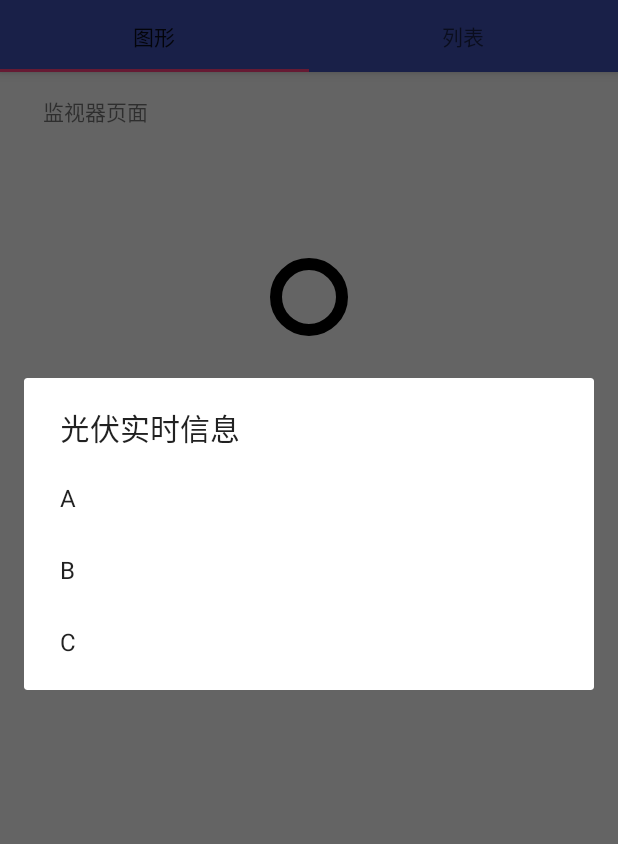
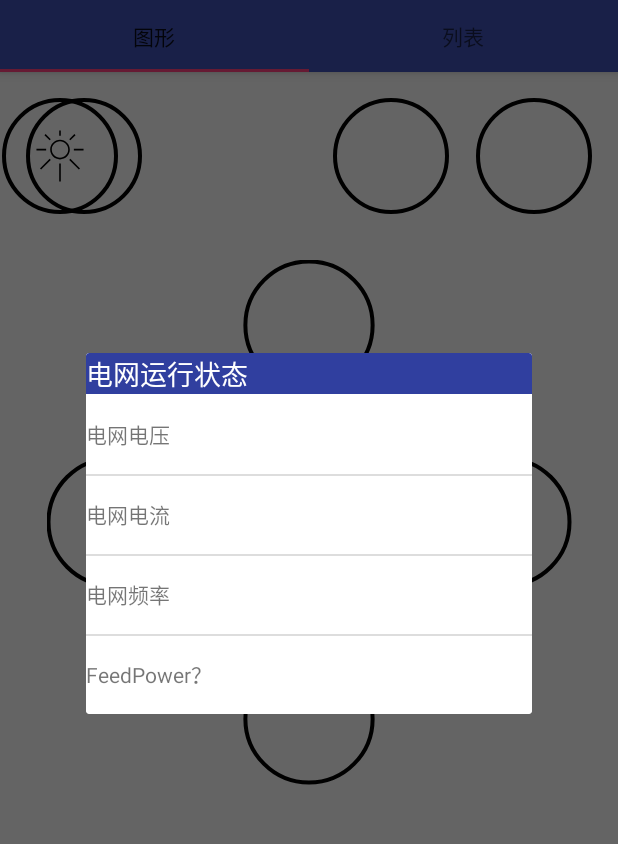
Before and after one commit to 2Beyong/StatusPageDemo, an Android app: the screen it shows after launch (MainActivity), after a tap on an icon or button, on a phone screen of 412 x 824 dp, the part 84-928 px from its top. Run offline under Robolectric (Android 15) with nearby library versions, the phone set to English and light mode, and no system bars; libraries missing offline, so code that uses them is left out: android.support.constraint; 3 statements that could not run were skipped.

```diff
--- a/app/src/main/java/com/hongon/statuspagedemo/DataModel/ResponseID.java
+++ b/app/src/main/java/com/hongon/statuspagedemo/DataModel/ResponseID.java
@@ -5,6 +5,7 @@ import android.util.Log;
 import com.hongon.statuspagedemo.CardBean;
 
 import java.lang.reflect.Array;
+import java.util.Locale;
 
 /**
  * Created by CoCO on 2017/12/27.
@@ -48,7 +49,7 @@ public class ResponseID {
 
         t = new byte[4];
         System.arraycopy(data,47,t,0,4);
-        Nom_pv = new String(t);
+        Nom_pv = String.format(Locale.CHINA,"%c%c%c.%cV",t[0],t[1],t[2],t[3]);
 
         t = new byte[12];
         System.arraycopy(data,51,t,0,12);
@@ -73,8 +74,8 @@ public class ResponseID {
             card.getContent().add(x);
             x = card.new CardItemBean("ModelName", ModelName);
             card.getContent().add(x);
-            x = card.new CardItemBean("SecurityKey", SecurityKey);
-            card.getContent().add(x);
+            //x = card.new CardItemBean("SecurityKey", SecurityKey);
+            //card.getContent().add(x);
             x = card.new CardItemBean("SerialNumber;", SerialNumber);
             card.getContent().add(x);
             x = card.new CardItemBean("Nom_pv;", Nom_pv);
@@ -87,11 +88,13 @@ public class ResponseID {
 
             card.getContent().get(0).setValue(version);
             card.getContent().get(1).setValue(ModelName);
-            card.getContent().get(2).setValue(SecurityKey);
-            card.getContent().get(3).setValue(SerialNumber);
-            card.getContent().get(4).setValue(Nom_pv);
-            card.getContent().get(5).setValue(InternalVersion);
+            //card.getContent().get(2).setValue(SecurityKey);
+            card.getContent().get(2).setValue(SerialNumber);
+            card.getContent().get(3).setValue(Nom_pv);
+            card.getContent().get(4).setValue(InternalVersion);
         }
         //UI更新要到其他地方
     }
+
+
 }
--- a/app/src/main/java/com/hongon/statuspagedemo/DataModel/ResponseRunningData.java
+++ b/app/src/main/java/com/hongon/statuspagedemo/DataModel/ResponseRunningData.java
@@ -135,7 +135,7 @@ public class ResponseRunningData {
         PhaseL1Voltage = _2byteToFloat(data,8,0.1f)+"V";
         Log.d(tag,"PhaseL1Voltage : "+PhaseL1Voltage);
         PhaseL1Current = _2byteToFloat(data,10,0.1f)+"A";
-        PhaseL1Frequency =_2byteToFloat(data,12,0.01f)+"Hz";
+        PhaseL1Frequency =_2byteToFloat_2f(data,12,0.01f)+"Hz";
         Log.d(tag,"PhaseL1Frequence : "+PhaseL1Frequency);
 
         //
@@ -169,7 +169,7 @@ public class ResponseRunningData {
         Log.d(tag,"IBattery : "+IBattery);
 
         //
-        LoadPower = _2byteToFloat(data,58,0.1f)+"W";
+        LoadPower = _2byteToFloat(data,58,1f)+"W";
         Log.d(tag,"LoadPower : "+LoadPower);
 
         // VLoad
@@ -206,6 +206,15 @@ public class ResponseRunningData {
         int  x = ((t[0]&0xff)<<8)|(t[1]&0xff);
 
         float y = x *factor;
+        return String.format(Locale.CHINA,"%.1f",y) ;
+    }
+    private  String _2byteToFloat_2f(byte[] src, int index  ,float factor)
+    {
+        byte[] t =new byte[2];
+        System.arraycopy(src,index,t,0,2);
+        int  x = ((t[0]&0xff)<<8)|(t[1]&0xff);
+
+        float y = x *factor;
         return String.format(Locale.CHINA,"%.2f",y) ;
     }
 
@@ -227,6 +236,26 @@ public class ResponseRunningData {
 
         Log.d(tag,"x : "+ x);
         float y = x*factor;
+        return  String.format(Locale.CHINA,"%.1f",y) ;
+    }
+
+    private  String _4byteToFloat_2f(byte[] src, int indexH ,int indexL  ,float factor)
+    {
+        byte[] h =new byte[2];
+        byte[] l =new byte[2];
+        System.arraycopy(src,indexH,h,0,2);
+        System.arraycopy(src,indexL,l,0,2);
+        int x = l[1]&0x0FF;
+        //Log.d(tag,"x : "+ x);
+        x=x|(l[0]&0x0FF)<<8;
+        //Log.d(tag,"x : "+ x);
+        x=x|(h[1]&0x0FF)<<16;
+        //Log.d(tag,"x : "+ x);
+
+        x=x|(h[0]&0x0FF)<<24;
+
+        Log.d(tag,"x : "+ x);
+        float y = x*factor;
         return  String.format(Locale.CHINA,"%.2f",y) ;
     }
 }
--- a/app/src/main/java/com/hongon/statuspagedemo/MonitorFragment.java
+++ b/app/src/main/java/com/hongon/statuspagedemo/MonitorFragment.java
@@ -11,6 +11,7 @@ import android.view.ViewGroup;
 
 import com.hongon.statuspagedemo.R;
 import com.hongon.statuspagedemo.View.ButtonView;
+import com.hongon.statuspagedemo.View.MonitorDialog;
 
 /**
  * Created by Admin on 2017/12/27.
@@ -28,28 +29,57 @@ public class MonitorFragment extends Fragment {
     @Override
     public void onViewCreated(View view, @Nullable Bundle savedInstanceState) {
         super.onViewCreated(view, savedInstanceState);
+        //
+        BindDialog();
+    }
+
+    // initDialogButton
+    private void BindDialog()
+    {
         ButtonView Bb_Solar = getView().findViewById(R.id.CircleA);
         Bb_Solar.setOnClickListener(new View.OnClickListener() {
             @Override
             public void onClick(View view) {
                 //显示dialog
-                ShowDialog();
+                ShowDialog(((MainActivity)getActivity()).statusFragment.PVCard);
+            }
+        });
+
+        ButtonView Bb_Load = getView().findViewById(R.id.CircleC);
+        Bb_Load.setOnClickListener(new View.OnClickListener() {
+            @Override
+            public void onClick(View view) {
+                //显示dialog
+                ShowDialog(((MainActivity)getActivity()).statusFragment.LoadCard);
+            }
+        });
+
+        ButtonView Bb_Utility = getView().findViewById(R.id.CircleB);
+        Bb_Utility.setOnClickListener(new View.OnClickListener() {
+            @Override
+            public void onClick(View view) {
+                //显示dialog
+                ShowDialog(((MainActivity)getActivity()).statusFragment.UtilityCard);
+            }
+        });
+
+        ButtonView Bb_Battery = getView().findViewById(R.id.CircleD);
+        Bb_Battery.setOnClickListener(new View.OnClickListener() {
+            @Override
+            public void onClick(View view) {
+                //显示dialog
+                ShowDialog(((MainActivity)getActivity()).statusFragment.BatteryCard);
             }
         });
     }
+    //
+    private void ShowDialog(CardBean cb)
+    {
 
-    //
-    private void ShowDialog()
-    {
-        String[] item ={"A","B","C"};
-        AlertDialog.Builder listDialog = new AlertDialog.Builder(getContext());
-        listDialog.setTitle("光伏实时信息");
-        listDialog.setItems(item, new DialogInterface.OnClickListener() {
-            @Override
-            public void onClick(DialogInterface dialogInterface, int i) {
+        MonitorDialog dialog = new MonitorDialog(getContext(),cb);
 
-            }
-        });
-        listDialog.show();
+        dialog.show();
+
+
     }
 }
--- a/app/src/main/java/com/hongon/statuspagedemo/StatusFragment.java
+++ b/app/src/main/java/com/hongon/statuspagedemo/StatusFragment.java
@@ -123,7 +123,7 @@ public class StatusFragment extends Fragment{
         BatteryCard = new CardBean(getString(R.string.batteryStatus));
         BatteryCard.getContent().add(BatteryCard.new CardItemBean("电池电压",""));
         BatteryCard.getContent().add(BatteryCard.new CardItemBean("电池容量",""));
-        BatteryCard.getContent().add(BatteryCard.new CardItemBean("电池电压",""));
+        BatteryCard.getContent().add(BatteryCard.new CardItemBean("电池电流",""));
         PVCard = new CardBean(getString(R.string.PVStatus));
 
         PVCard.getContent().add(PVCard.new CardItemBean("PV1电压",""));
@@ -136,7 +136,7 @@ public class StatusFragment extends Fragment{
         IDCard.setTitle("逆变器身份信息");
         IDCard.getContent().add(IDCard.new CardItemBean("版本","0"));
         IDCard.getContent().add(IDCard.new CardItemBean("逆变器型号","0"));
-        IDCard.getContent().add(IDCard.new CardItemBean("安全码","0"));
+        //IDCard.getContent().add(IDCard.new CardItemBean("安全码","0"));
         IDCard.getContent().add(IDCard.new CardItemBean("序列号","0"));
         IDCard.getContent().add(IDCard.new CardItemBean("额定PV电压","0"));
         IDCard.getContent().add(IDCard.new CardItemBean("固件版本","0"));
--- /dev/null
+++ b/app/src/main/java/com/hongon/statuspagedemo/View/BigView.java
@@ -0,0 +1,172 @@
+package com.hongon.statuspagedemo.View;
+
+import android.animation.Animator;
+import android.animation.ValueAnimator;
+import android.content.Context;
+import android.graphics.Canvas;
+import android.graphics.Color;
+import android.graphics.Paint;
+import android.graphics.Path;
+import android.graphics.PathMeasure;
+import android.graphics.RectF;
+import android.graphics.drawable.Drawable;
+import android.support.graphics.drawable.VectorDrawableCompat;
+import android.support.v4.media.session.PlaybackStateCompat;
+import android.util.AttributeSet;
+import android.view.View;
+import android.view.ViewGroup;
+import android.view.animation.Animation;
+
+/**
+ * Created by CoCO on 2018/1/3.
+ * 目前通过模仿实现了一条重复动画的播放。从一侧端点到 画布中央。
+ * 需要补上状态监听器，安上接口从外部控制该View中动画的内容。
+ * 4个圈中的内容在另外的ButtonView中，点击事件也是从其中触发的，
+ * 最后将融合在一起达到统一的效果。
+ *
+ */
+
+public class BigView extends View {
+    //--- Member ---
+
+    // size
+    int mHeight;
+    int mWidth;
+
+    // paint
+    Paint mPaint;
+    // icon的id
+    int icon;
+
+    // Path
+    Path pa;
+    Path pb;
+    PathMeasure pathMeasure;
+
+    // Anim
+
+    ValueAnimator valueAnimator ;
+
+
+    public void setIcon(int DrawableId) {
+        this.icon = DrawableId;
+    }
+
+
+    //--- Constructor
+
+    public BigView(Context context)
+    {
+        super(context,null);
+    }
+
+    public BigView(Context context, AttributeSet attr)
+    {
+        super(context,attr);
+        initPaint();
+        //initPath();
+        initAnim();
+        valueAnimator.start();
+
+    }
+    //--
+    private  void initPaint()
+    {
+        mPaint = new Paint();
+        mPaint.setStyle(Paint.Style.STROKE);
+        mPaint.setStrokeCap(Paint.Cap.ROUND);
+        mPaint.setStrokeWidth(4f);
+        mPaint.setAntiAlias(true);
+    }
+    private void initPath()
+    {
+        float w = 2/8f*mWidth;
+        float h = 2/8f*mHeight;
+
+        pathMeasure =new PathMeasure();
+        pa = new Path();
+        //RectF ova1 = new RectF(-w,-10,0,10);
+        pa.moveTo(-w,0);
+        pa.lineTo(0,0);
+        pathMeasure.setPath(pa,false);
+
+
+    }
+
+    private void initAnim()
+    {
+        valueAnimator = ValueAnimator.ofFloat(0,1);
+        valueAnimator.addUpdateListener(new ValueAnimator.AnimatorUpdateListener() {
+            @Override
+            public void onAnimationUpdate(ValueAnimator valueAnimator) {
+                invalidate();
+            }
+        });
+        valueAnimator.setDuration(2000);
+        valueAnimator.setRepeatCount(Animation.INFINITE);
+        valueAnimator.addListener(new Animator.AnimatorListener() {
+            @Override
+            public void onAnimationStart(Animator animator) {
+
+            }
+
+            @Override
+            public void onAnimationEnd(Animator animator) {
+
+            }
+
+            @Override
+            public void onAnimationCancel(Animator animator) {
+
+            }
+
+            @Override
+            public void onAnimationRepeat(Animator animator) {
+
+            }
+        });
+    }
+    //---
+
+    @Override
+    protected void onSizeChanged(int w, int h, int oldw, int oldh) {
+        super.onSizeChanged(w, h, oldw, oldh);
+        mHeight = h;
+        mWidth = w;
+    }
+
+    //---On Draw
+
+
+    @Override
+    protected void onDraw(Canvas canvas) {
+        super.onDraw(canvas);
+        initPath();
+        canvas.translate(mWidth/2,mHeight/2);
+        //canvas.drawCircle(0,0,3/8f*mWidth,mPaint);
+        //画中间的线
+        canvas.drawLine(0,-2/8f*mHeight,0,2/8f*mHeight,mPaint);
+        canvas.drawLine(-2/8f*mWidth,0,2/8f*mWidth,0,mPaint);
+        // 画4个大圆
+        canvas.drawCircle(0,-3/8f*mHeight,1/8f*mHeight-2,mPaint);
+        canvas.drawCircle(0,3/8f*mHeight,1/8f*mHeight-2,mPaint);
+        canvas.drawCircle(-3/8f*mWidth,0,1/8f*mHeight-2,mPaint);
+        canvas.drawCircle(3/8f*mWidth,0,1/8f*mHeight-2,mPaint);
+
+        Paint x = new Paint(mPaint);
+        x.setStrokeCap(Paint.Cap.ROUND);
+        x.setStrokeWidth(12);
+        x.setColor(Color.RED);
+        //画path
+
+        //canvas.drawPath(pa,x);
+        float l =pathMeasure.getLength();
+        float v = (float)valueAnimator.getAnimatedValue();
+        float startD = v*l;
+        float stopD =(v+0.05f)*l;
+        Path dst = new Path();
+        pathMeasure.getSegment(startD,stopD,dst,true);
+
+        canvas.drawPath(dst,x);
+    }
+}
--- a/app/src/main/java/com/hongon/statuspagedemo/View/ButtonView.java
+++ b/app/src/main/java/com/hongon/statuspagedemo/View/ButtonView.java
@@ -1,12 +1,27 @@
 package com.hongon.statuspagedemo.View;
 
 import android.content.Context;
+import android.content.res.Resources;
+import android.graphics.Bitmap;
+import android.graphics.BitmapFactory;
 import android.graphics.Canvas;
+import android.graphics.ColorFilter;
 import android.graphics.Paint;
 import android.graphics.Path;
+import android.graphics.Rect;
+import android.graphics.drawable.BitmapDrawable;
+import android.graphics.drawable.Drawable;
+import android.provider.ContactsContract;
+import android.support.annotation.NonNull;
+import android.support.annotation.Nullable;
+import android.support.constraint.solver.widgets.ConstraintTableLayout;
 import android.support.graphics.drawable.VectorDrawableCompat;
+import android.support.v7.widget.AppCompatImageButton;
 import android.util.AttributeSet;
 import android.view.View;
+import android.view.ViewGroup;
+import android.widget.ImageView;
+
 
 import com.hongon.statuspagedemo.R;
 
@@ -45,6 +60,8 @@ public class ButtonView extends View {
     {
         super(context,attr);
         initPaint();
+        initChild();
+
 
     }
 
@@ -57,14 +74,22 @@ public class ButtonView extends View {
        mPaint = new Paint();
        mPaint.setStyle(Paint.Style.STROKE);
        mPaint.setStrokeCap(Paint.Cap.ROUND);
-       mPaint.setStrokeWidth(12f);
+       mPaint.setStrokeWidth(4f);
        mPaint.setAntiAlias(true);
+    }
+
+    private void initChild(){
+        ImageView icon = new ImageView(getContext());
+        //icon;
+        //addView();
+
     }
 
     private void initVectorDraw()
     {
         //x = VectorDrawableCompat.create(,R.drawable.ic_sun);
     }
+
 
     //--- Override
 
@@ -86,6 +111,11 @@ public class ButtonView extends View {
         canvas.translate(mWidth/2,mHeight/2);
 
         // 画边框圆
-        canvas.drawCircle(0,0,(mWidth/2f - 12f),mPaint);
+        canvas.drawCircle(0,0,(mWidth/2f - 4f),mPaint);
+
+        //canvas.drawRect(0,0,48,48,mPaint);
+
+        VectorDrawableCompat x = VectorDrawableCompat.create(this.getContext().getResources(),R.drawable.ic_sun,null);
+        x.draw(canvas);
     }
 }
--- a/app/src/main/java/com/hongon/statuspagedemo/View/MonitorDialog.java
+++ b/app/src/main/java/com/hongon/statuspagedemo/View/MonitorDialog.java
@@ -5,6 +5,9 @@ import android.content.Context;
 import android.os.Bundle;
 import android.support.v7.widget.LinearLayoutManager;
 import android.support.v7.widget.RecyclerView;
+import android.view.Display;
+import android.view.Window;
+import android.view.WindowManager;
 import android.widget.TextView;
 
 import com.hongon.statuspagedemo.CardBean;
@@ -26,7 +29,18 @@ public class MonitorDialog extends Dialog {
     @Override
     protected void onCreate(Bundle savedInstanceState) {
         super.onCreate(savedInstanceState);
-        setContentView(R.layout.card_menu);
+        //
+
+        Window window = this.getWindow();
+
+
+        window.setContentView(R.layout.monitordialog_layout);
+        Display d = window.getWindowManager().getDefaultDisplay();
+        WindowManager.LayoutParams lp = window.getAttributes();
+        lp.width = (int)(d.getWidth()*0.8);
+        window.setAttributes(lp);
+
+        //setContentView(R.layout.card_menu);
         textView = findViewById(R.id.card_menu_tv);
         rec = findViewById(R.id.card_menu_recyclerView);
         init();
@@ -35,6 +49,11 @@ public class MonitorDialog extends Dialog {
     //
     private void init()
     {
+        // check
+        if(cardBean == null)
+        {
+            cardBean = new CardBean("空白标题栏");
+        }
         textView.setText(cardBean.getTitle());
         rec.setLayoutManager(new LinearLayoutManager(getContext()));
         rec.setAdapter(new CardItemAdapter(cardBean.getContent()));
--- a/app/src/main/res/layout/card_item.xml
+++ b/app/src/main/res/layout/card_item.xml
@@ -9,10 +9,11 @@
         android:id="@+id/card_item_tv"
         android:layout_width="0dp"
         android:layout_height="wrap_content"
-        android:layout_marginBottom="8dp"
+        android:layout_marginBottom="16dp"
         android:layout_marginEnd="8dp"
-        android:layout_marginTop="8dp"
+        android:layout_marginTop="16dp"
         android:text="示例内容"
+        android:textSize="14sp"
         app:layout_constraintBottom_toBottomOf="parent"
         app:layout_constraintEnd_toStartOf="@+id/card_item_value"
         app:layout_constraintLeft_toLeftOf="parent"
@@ -25,8 +26,8 @@
         android:layout_width="wrap_content"
         android:layout_height="wrap_content"
         android:layout_marginRight="16dp"
-        android:layout_marginTop="8dp"
         android:text="TextView"
+        android:textSize="14sp"
         app:layout_constraintRight_toRightOf="parent"
-        app:layout_constraintTop_toTopOf="parent" />
+        app:layout_constraintTop_toTopOf="@+id/card_item_tv" />
 </android.support.constraint.ConstraintLayout>
--- a/app/src/main/res/layout/fragment_monitor.xml
+++ b/app/src/main/res/layout/fragment_monitor.xml
@@ -5,65 +5,42 @@
     android:layout_width="match_parent"
     android:layout_height="600dp">
 
-    <TextView
-        android:id="@+id/textView"
-        android:layout_width="107dp"
-        android:layout_height="42dp"
-        android:layout_marginBottom="8dp"
-        android:layout_marginEnd="8dp"
-        android:layout_marginStart="8dp"
-        android:layout_marginTop="8dp"
-        android:text="监视器页面"
-        app:layout_constraintBottom_toBottomOf="parent"
-        app:layout_constraintEnd_toEndOf="parent"
-        app:layout_constraintHorizontal_bias="0.072"
-        app:layout_constraintStart_toStartOf="parent"
+    <com.hongon.statuspagedemo.View.ButtonView
+        android:id="@+id/CircleA"
+        android:layout_width="80dp"
+        android:layout_height="80dp"
+
+
+        android:layout_marginTop="16dp"
+        android:importantForAutofill="auto"
         app:layout_constraintTop_toTopOf="parent"
-        app:layout_constraintVertical_bias="0.014" />
+        tools:layout_editor_absoluteX="110dp" />
 
     <com.hongon.statuspagedemo.View.ButtonView
-        android:id="@+id/CircleA"
-        android:layout_width="60dp"
-        android:layout_height="60dp"
-        android:layout_marginBottom="8dp"
-        android:layout_marginTop="8dp"
-        app:layout_constraintBottom_toTopOf="@+id/CircleD"
+        android:id="@+id/CircleB"
+        android:layout_width="80dp"
+        android:layout_height="80dp"
+        android:layout_marginLeft="16dp"
+        android:layout_marginTop="16dp"
         app:layout_constraintLeft_toLeftOf="parent"
+        app:layout_constraintTop_toTopOf="parent" />
+
+    <com.hongon.statuspagedemo.View.ButtonView
+        android:id="@+id/CircleC"
+        android:layout_width="80dp"
+        android:layout_height="80dp"
+        android:layout_marginRight="16dp"
+        android:layout_marginTop="16dp"
         app:layout_constraintRight_toRightOf="parent"
         app:layout_constraintTop_toTopOf="parent" />
 
     <com.hongon.statuspagedemo.View.ButtonView
-        android:id="@+id/CircleB"
-        android:layout_width="60dp"
-        android:layout_height="60dp"
-        android:layout_marginBottom="8dp"
-        android:layout_marginTop="32dp"
+        android:id="@+id/CircleD"
+        android:layout_width="80dp"
+        android:layout_height="80dp"
+        android:layout_marginBottom="504dp"
         app:layout_constraintBottom_toBottomOf="parent"
-        app:layout_constraintHorizontal_bias="0.114"
-        app:layout_constraintLeft_toLeftOf="parent"
-        app:layout_constraintRight_toRightOf="parent"
-        app:layout_constraintTop_toTopOf="parent"
-        app:layout_constraintVertical_bias="0.364" />
-
-    <com.hongon.statuspagedemo.View.ButtonView
-        android:id="@+id/CircleC"
-        android:layout_width="60dp"
-        android:layout_height="60dp"
-        android:layout_marginBottom="8dp"
-        android:layout_marginTop="32dp"
-        app:layout_constraintBottom_toBottomOf="parent"
-        app:layout_constraintHorizontal_bias="0.891"
-        app:layout_constraintLeft_toLeftOf="parent"
-        app:layout_constraintRight_toRightOf="parent"
-        app:layout_constraintTop_toTopOf="parent"
-        app:layout_constraintVertical_bias="0.364" />
-
-    <com.hongon.statuspagedemo.View.ButtonView
-        android:id="@+id/CircleD"
-        android:layout_width="60dp"
-        android:layout_height="60dp"
-        android:layout_marginBottom="240dp"
-        app:layout_constraintBottom_toBottomOf="parent"
+        app:layout_constraintHorizontal_bias="0.664"
         app:layout_constraintLeft_toLeftOf="parent"
         app:layout_constraintRight_toRightOf="parent" />
 
@@ -85,4 +62,28 @@
         android:orientation="horizontal"
         app:layout_constraintBottom_toBottomOf="parent"
         app:layout_constraintGuide_end="300dp" />
+
+    <ImageView
+        android:id="@+id/imageView"
+        android:layout_width="40dp"
+        android:layout_height="40dp"
+        android:layout_marginStart="20dp"
+        android:layout_marginTop="20dp"
+        app:layout_constraintStart_toStartOf="@+id/CircleA"
+        app:layout_constraintTop_toTopOf="@+id/CircleA"
+        app:srcCompat="@drawable/ic_sun" />
+
+    <com.hongon.statuspagedemo.View.BigView
+        android:layout_width="350dp"
+        android:layout_height="350dp"
+        android:layout_marginBottom="8dp"
+        android:layout_marginEnd="8dp"
+        android:layout_marginStart="8dp"
+        android:layout_marginTop="8dp"
+        app:layout_constraintBottom_toBottomOf="parent"
+        app:layout_constraintEnd_toEndOf="parent"
+        app:layout_constraintLeft_toLeftOf="parent"
+        app:layout_constraintRight_toRightOf="parent"
+        app:layout_constraintStart_toStartOf="parent"
+        app:layout_constraintTop_toTopOf="parent" />
 </android.support.constraint.ConstraintLayout>
--- /dev/null
+++ b/app/src/main/res/layout/monitordialog_layout.xml
@@ -0,0 +1,14 @@
+<?xml version="1.0" encoding="utf-8"?>
+<android.support.constraint.ConstraintLayout xmlns:android="http://schemas.android.com/apk/res/android"
+    xmlns:app="http://schemas.android.com/apk/res-auto"
+    android:layout_width="match_parent"
+    android:layout_height="wrap_content">
+
+    <include
+        layout="@layout/card_menu"
+        android:layout_marginBottom="16dp"
+        android:layout_marginEnd="360dp"
+        app:layout_constraintBottom_toBottomOf="parent"
+        app:layout_constraintEnd_toEndOf="parent"></include>
+
+</android.support.constraint.ConstraintLayout>
```
